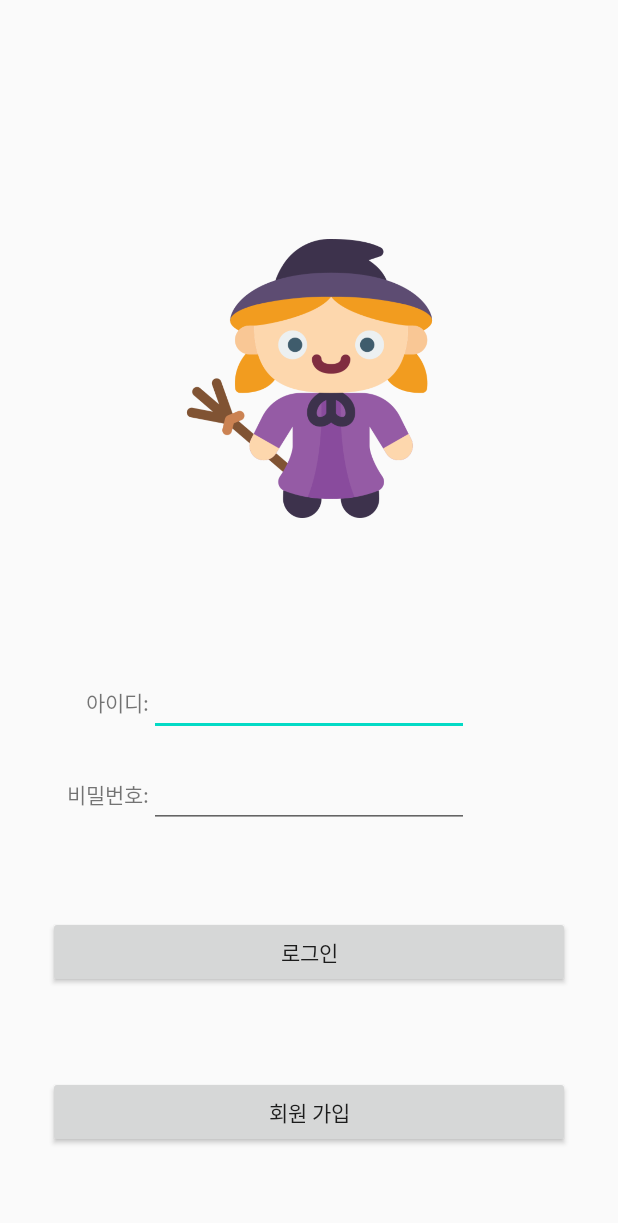
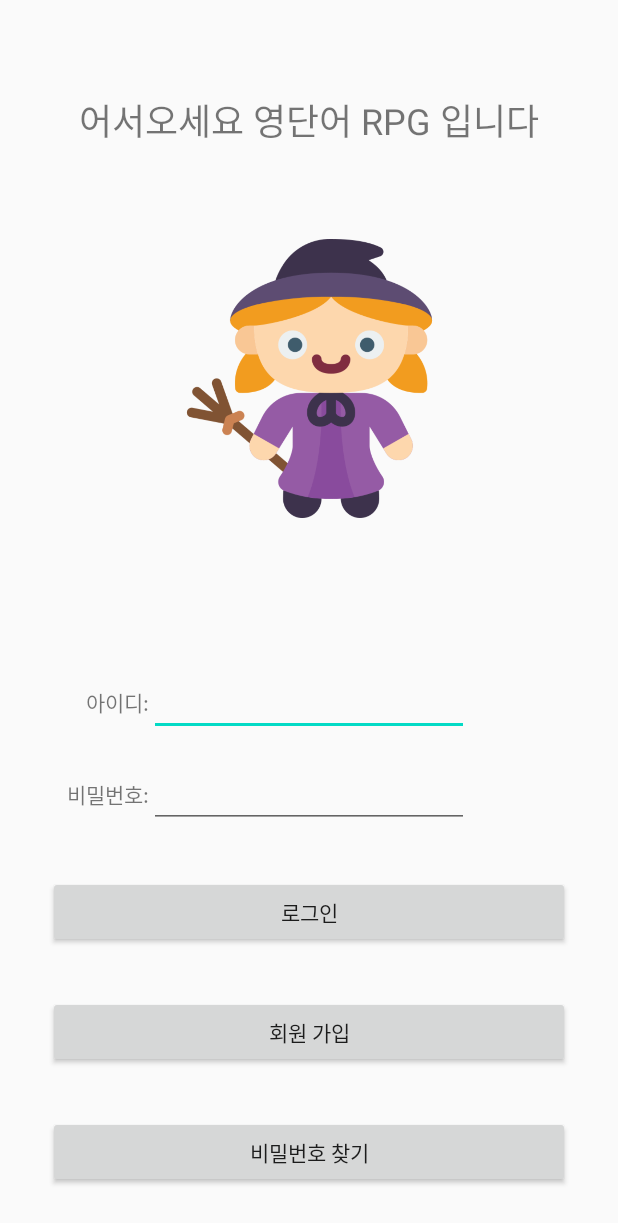
Before and after one commit to https-github-com-inma06/EnglishWordApp, an Android app: the LoginActivity screen opened directly, with no data from a screen before it, on a phone screen of 412 x 824 dp. Shown: the top 1223 px of the screen. Run offline under Robolectric (Android 15) with nearby library versions, the phone set to English and light mode, and no system bars; our stand-ins replace data binding.

Commit message:
[ADD] 비밀번호 찾는 다이얼로그 추가

```diff
--- a/wordsRPG/app/src/main/res/layout/activity_login.xml
+++ b/wordsRPG/app/src/main/res/layout/activity_login.xml
@@ -82,13 +82,35 @@
         android:layout_height="wrap_content"
         android:layout_marginStart="32dp"
         android:layout_marginEnd="32dp"
+        android:onClick="btnGoToTheRegisterClickEvent"
         android:text="@string/login_register"
-        android:onClick="btnGoToTheRegisterClickEvent"
-        app:layout_constraintBottom_toBottomOf="parent"
+        app:layout_constraintBottom_toTopOf="@+id/btn_findPassword"
         app:layout_constraintEnd_toEndOf="parent"
         app:layout_constraintStart_toStartOf="parent"
         app:layout_constraintTop_toBottomOf="@+id/btn_login" />
 
+    <Button
+        android:id="@+id/btn_findPassword"
+        android:layout_width="0dp"
+        android:layout_height="wrap_content"
+        android:text="@string/login_passwordFind"
+        android:onClick="btnFindPasswordClickEvent"
+        app:layout_constraintBottom_toBottomOf="parent"
+        app:layout_constraintEnd_toEndOf="@+id/btn_goToTheRegister"
+        app:layout_constraintStart_toStartOf="@+id/btn_goToTheRegister"
+        app:layout_constraintTop_toBottomOf="@+id/btn_goToTheRegister" />
+
+    <TextView
+        android:id="@+id/textView12"
+        android:layout_width="wrap_content"
+        android:layout_height="wrap_content"
+        android:text="@string/login_greeting"
+        android:textSize="24sp"
+        app:layout_constraintBottom_toTopOf="@+id/imageView"
+        app:layout_constraintEnd_toEndOf="parent"
+        app:layout_constraintStart_toStartOf="parent"
+        app:layout_constraintTop_toTopOf="parent" />
+
 </androidx.constraintlayout.widget.ConstraintLayout>
 
 </layout>
--- a/wordsRPG/app/src/main/res/values/strings.xml
+++ b/wordsRPG/app/src/main/res/values/strings.xml
@@ -16,5 +16,7 @@
 
 <!--    회원가입-->
     <string name="register_datePickerSetText">"%d년 %d월 %d일"</string>
+    <string name="login_passwordFind">비밀번호 찾기</string>
+    <string name="login_greeting">어서오세요 영단어 RPG 입니다</string>
 
 </resources>
```
Also changed, not shown: wordsRPG/app/src/main/java/com/uhavecodingproblem/wordsrpg/ui/activity/intro/FindIDActivity.kt (deleted, +0 -11 lines), wordsRPG/app/src/main/java/com/uhavecodingproblem/wordsrpg/ui/activity/intro/FindPasswordActivity.kt (deleted, +0 -11 lines), wordsRPG/app/src/main/java/com/uhavecodingproblem/wordsrpg/ui/activity/intro/LoginActivity.kt (+28 -6 lines), wordsRPG/app/src/main/res/layout/activity_find_id.xml (deleted, +0 -9 lines), wordsRPG/app/src/main/res/layout/activity_find_password.xml (deleted, +0 -9 lines), wordsRPG/app/src/main/res/layout/dialog_find_password.xml (added, +43 -0 lines).
